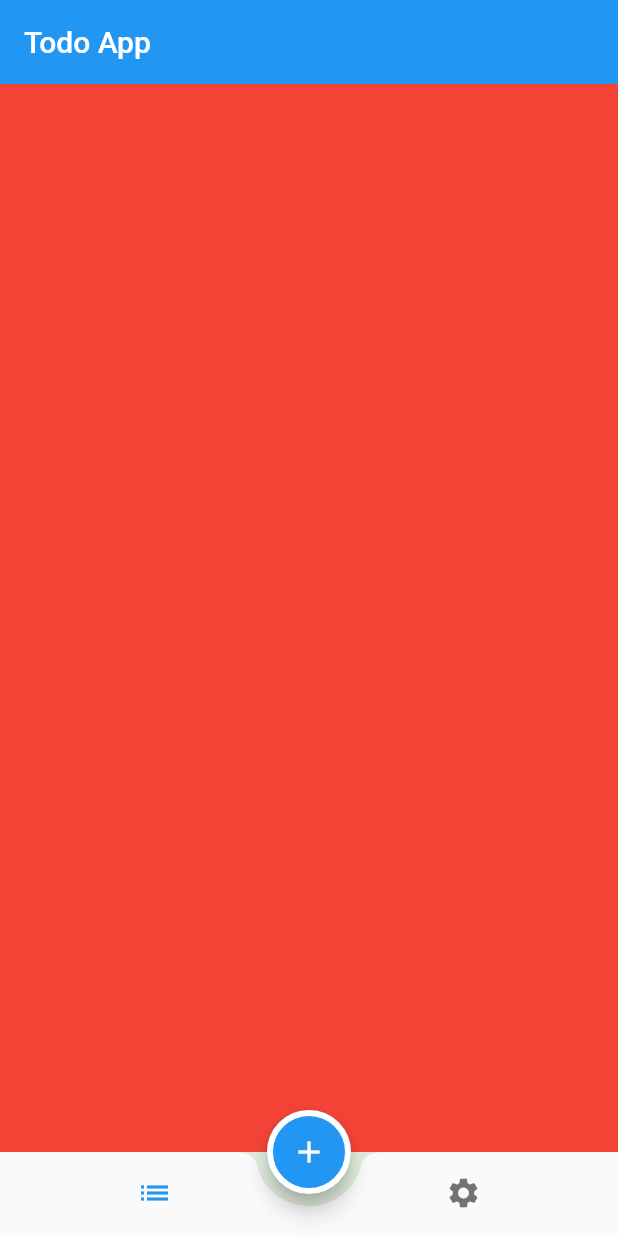
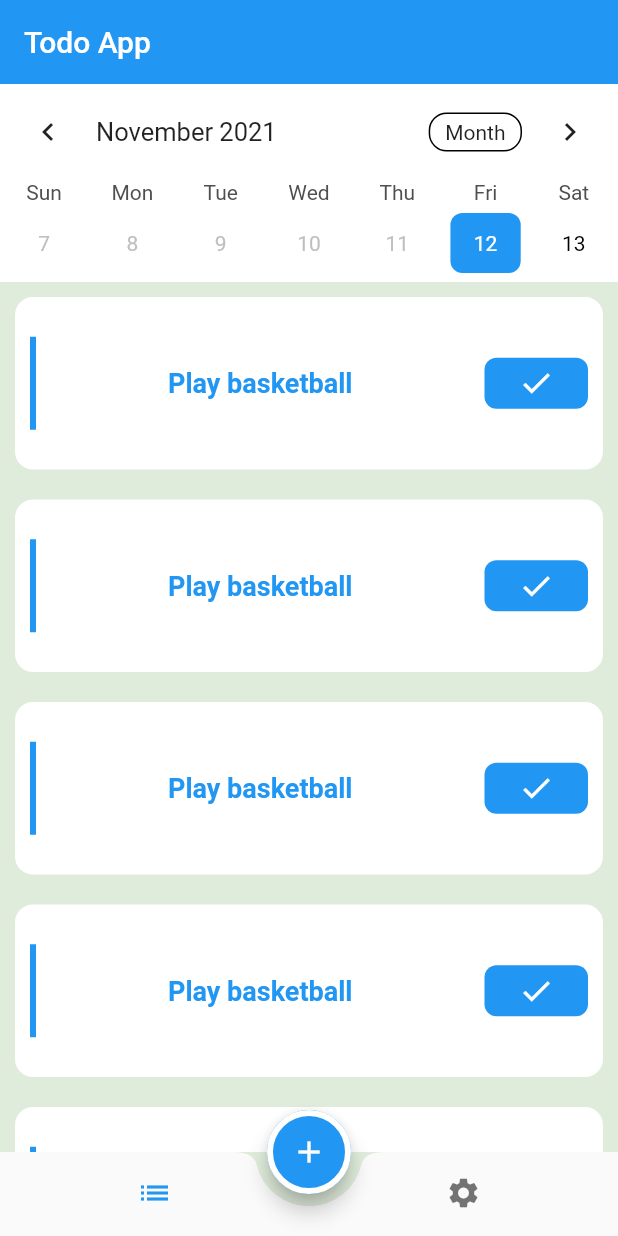
Before and after one commit to mustafasa3eed/todo, a Flutter app: the screen it shows after launch, on a phone screen of 412 x 824 dp. Run offline on Flutter 3.47's test engine with Material 2 defaults, Android fonts, the phone set to English and light mode, and no system bars; drawn by our look-alikes of table_calendar.

Commit message:
ToDo Widget

```diff
--- a/lib/ui/home/todo_list.dart
+++ b/lib/ui/home/todo_list.dart
@@ -1,11 +1,78 @@
 import 'package:flutter/material.dart';
+import 'package:table_calendar/table_calendar.dart';
+import 'package:todo/ui/home/todo_widget.dart';
 
-class TodoList extends StatelessWidget {
+class TodoList extends StatefulWidget {
+  @override
+  State<TodoList> createState() => _TodoListState();
+}
+
+class _TodoListState extends State<TodoList> {
+  DateTime selectedDay = DateTime.now();
+
+  DateTime focusedDay = DateTime.now();
 
   @override
   Widget build(BuildContext context) {
     return Container(
-      color: Colors.red
+      child: Column(
+        children: [
+          Container(
+            color: Colors.white,
+            child: TableCalendar(
+
+              selectedDayPredicate: (day) {
+               return isSameDay(day,selectedDay);
+              },
+              onDaySelected: (sDay, fDay) {
+                setState(() {
+                  selectedDay = sDay;
+                  focusedDay = fDay;
+                });
+              },
+              focusedDay: focusedDay,
+              firstDay: DateTime.now(),
+              lastDay: DateTime.now().add(Duration(days: 365)),
+              calendarFormat: CalendarFormat.week,
+              weekendDays: [],
+              calendarStyle: CalendarStyle(
+                  selectedTextStyle: TextStyle(
+                    color: Colors.white,
+                  ),
+                  selectedDecoration: BoxDecoration(
+                    color: Theme.of(context).primaryColor,
+                    borderRadius: BorderRadius.circular(8),
+                  ),
+                  todayTextStyle: TextStyle(
+                    color: Colors.black,
+                  ),
+                  todayDecoration: BoxDecoration(
+                    border: Border.all(
+                      color: Colors.blue,
+                      width: 1.5,
+                    ),
+                    color: Colors.white,
+                    borderRadius: BorderRadius.circular(8),
+                  ),
+                  defaultDecoration: BoxDecoration(
+                    color: Colors.white,
+                    borderRadius: BorderRadius.circular(8),
+                  ),
+                  defaultTextStyle: TextStyle(
+                    color: Colors.black,
+                  )),
+            ),
+          ),
+          Expanded(
+            child: ListView.builder(itemBuilder: (buildContext ,index){
+              return TodoWidget();
+            },
+            itemCount: 20,
+            ),
+          )
+
+        ],
+      ),
     );
   }
 }
--- /dev/null
+++ b/lib/ui/home/todo_widget.dart
@@ -0,0 +1,49 @@
+import 'package:flutter/material.dart';
+
+class TodoWidget extends StatelessWidget {
+  const TodoWidget({Key? key}) : super(key: key);
+
+  @override
+  Widget build(BuildContext context) {
+    return Container(
+      decoration: BoxDecoration(
+        borderRadius: BorderRadius.circular(12),
+        color: Colors.white,
+
+      ),
+      margin: EdgeInsets.all(10),
+      width: 352,
+      height: 115,
+      child: Row(
+        children: [
+          Container(
+            margin: EdgeInsets.all(10),
+            width: 4,
+            height: 62,
+            color: Theme.of(context).primaryColor,
+          ),
+          Expanded(child: Column(
+            mainAxisAlignment: MainAxisAlignment.center,
+            children: [
+              Text('Play basketball',style: TextStyle(
+                color: Theme.of(context).primaryColor,
+                fontSize: 18,
+                fontWeight: FontWeight.bold
+              ),)
+            ],
+          )),
+          Container(
+            width: 69,
+            height: 34,
+            decoration: BoxDecoration(
+              color: Theme.of(context).primaryColor,
+              borderRadius: BorderRadius.circular(8)
+            ),
+            margin: EdgeInsets.all(10),
+            child: Icon(Icons.check,
+          color: Colors.white,),)
+        ],
+      ),
+    );
+  }
+}
--- a/pubspec.yaml
+++ b/pubspec.yaml
@@ -29,6 +29,8 @@ environment:
 dependencies:
   flutter:
     sdk: flutter
+
+  table_calendar: ^3.0.3
 
 
   # The following adds the Cupertino Icons font to your application.
```
Also changed, not shown: pubspec.lock.
